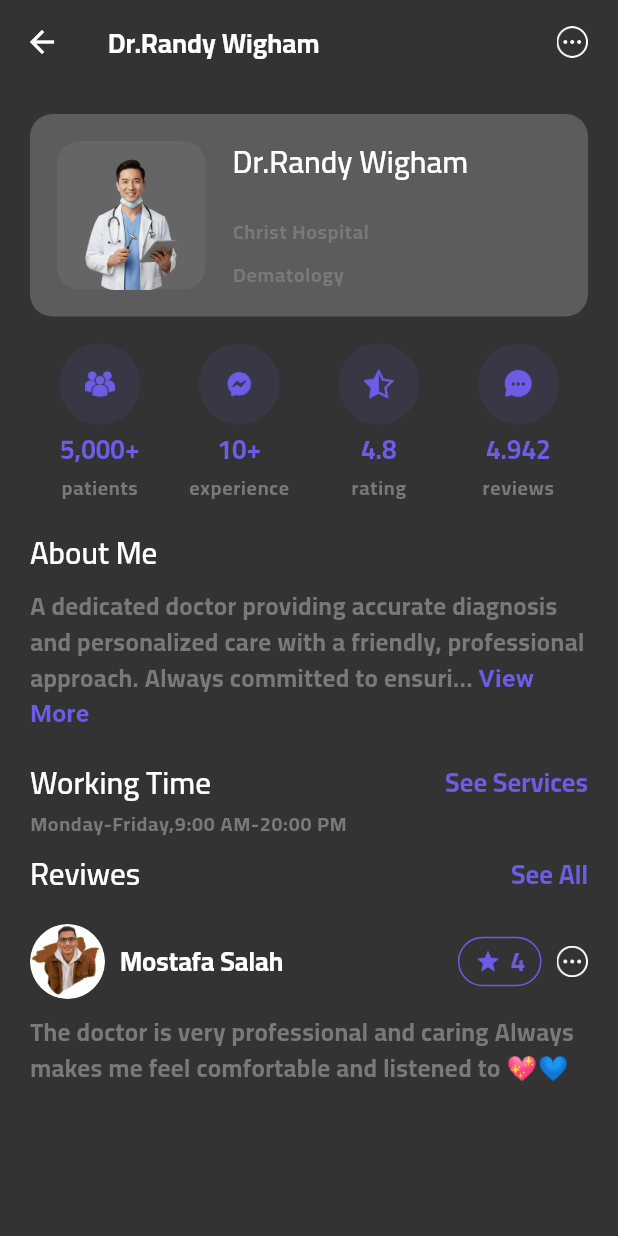
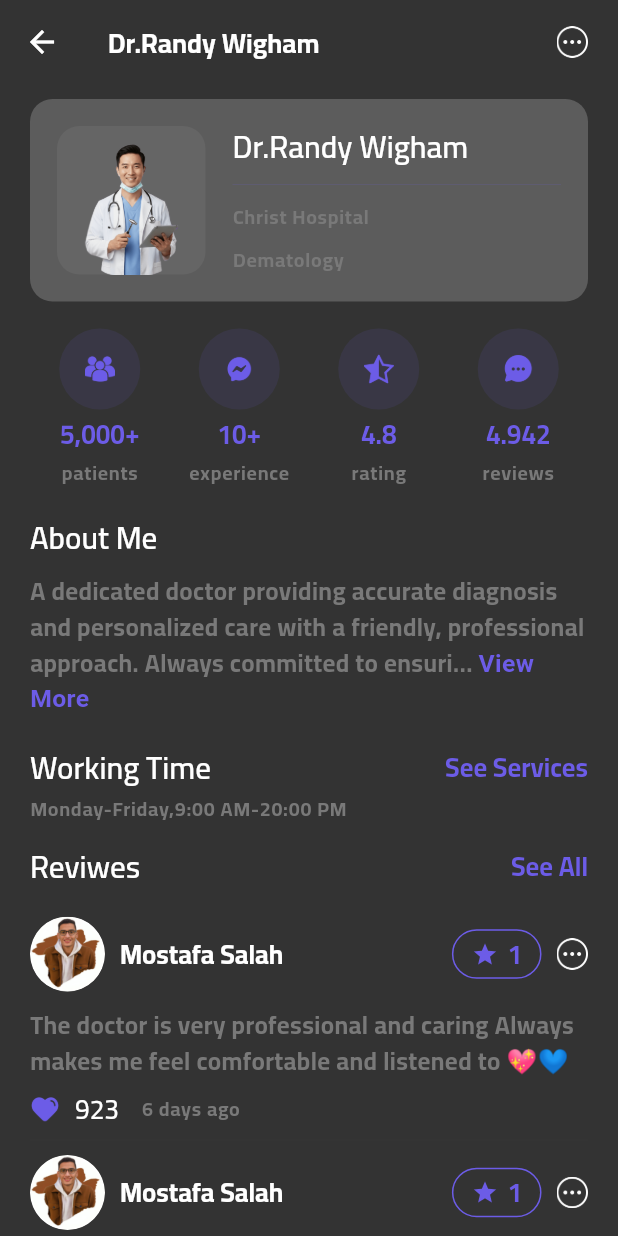
Before and after one commit to WASLA-Graduation/Wasla_App, a Flutter app: the DoctorDetailsView screen opened by its route, on a phone screen of 412 x 824 dp. Run offline on Flutter 3.47's test engine with Material 3 defaults, Android fonts, the phone set to English and light mode, and no system bars; drawn by our look-alikes of readmore; our stand-ins replace cached_network_image, dartz, date_picker_timeline, dio, file_picker, flutter_bloc and 12 more; accounts and stored records are empty.

Commit message:
finish ui of doctor review widget

```diff
--- a/lib/core/config/routes/app_router.dart
+++ b/lib/core/config/routes/app_router.dart
@@ -2,6 +2,7 @@ import 'package:flutter/material.dart';
 import 'package:flutter_bloc/flutter_bloc.dart';
 import 'package:wasla/core/config/routes/app_routes.dart';
 import 'package:wasla/features/doctor_service/features/service/presentation/views/doctor_add_service_view.dart';
+import 'package:wasla/features/resident_service/features/doctor/presentation/views/doctor_review_view.dart';
 import 'package:wasla/features/resident_service/features/home/data/models/user_model.dart';
 import 'package:wasla/core/service/maps/cubit/maps_helper_cubit.dart';
 import 'package:wasla/features/auth/presentation/views/auth_map_view.dart';
@@ -98,6 +99,8 @@ abstract class AppRouter {
         return MaterialPageRoute(builder: (_) => DoctorNavBarView());
       case AppRoutes.doctorAddServiceScreen:
         return MaterialPageRoute(builder: (_) => DoctorAddServiceView());
+      case AppRoutes.doctorReviewScreen:
+        return MaterialPageRoute(builder: (_) => DoctorReviewView());
 
       default:
         return MaterialPageRoute(builder: (_) => Container());
--- a/lib/core/config/routes/app_routes.dart
+++ b/lib/core/config/routes/app_routes.dart
@@ -23,4 +23,5 @@ abstract class AppRoutes {
   static const String accountChangePassScreen = '/accountChangePassScreen';
   static const String doctorNavbarScreen = '/doctorNavbarScreen';
   static const String doctorAddServiceScreen = '/doctorAddServiceScreen';
+  static const String doctorReviewScreen = '/doctorReviewScreen';
 }
--- a/lib/features/resident_service/features/doctor/presentation/manager/cubit/doctor_cubit.dart
+++ b/lib/features/resident_service/features/doctor/presentation/manager/cubit/doctor_cubit.dart
@@ -12,10 +12,18 @@ class DoctorCubit extends Cubit<DoctorState> {
   int specializationIndex = 0;
   List<bool> favouriteDocs = List.filled(10, false);
 
+
+  int ratingIndex = 0;
+
   void changeSpecializationIndex(int index) {
     specializationIndex = index;
     emit(DoctorUpdateState());
   }
+
+void changeRatingIndex(int index) {
+    ratingIndex = index;
+    emit(DoctorUpdateState());
+}
 
   void toggleFavouriteIcon({required index}) {
     favouriteDocs[index] = !favouriteDocs[index];
--- a/lib/features/resident_service/features/doctor/presentation/views/doctor_details_view.dart
+++ b/lib/features/resident_service/features/doctor/presentation/views/doctor_details_view.dart
@@ -1,6 +1,6 @@
 import 'package:flutter/material.dart';
 import 'package:wasla/core/widgets/custom_more_app_bar_widget.dart';
-import 'package:wasla/features/resident_service/features/doctor/presentation/widgets/doctor_details_body.dart';
+import 'package:wasla/features/resident_service/features/doctor/presentation/widgets/doctor_details/doctor_details_body.dart';
 
 class DoctorDetailsView extends StatelessWidget {
   const DoctorDetailsView({super.key});
--- /dev/null
+++ b/lib/features/resident_service/features/doctor/presentation/widgets/custom_doc_reviws_list.dart
@@ -0,0 +1,36 @@
+import 'package:flutter/material.dart';
+import 'package:flutter_bloc/flutter_bloc.dart';
+import 'package:wasla/core/utils/app_colors.dart';
+import 'package:wasla/features/resident_service/features/doctor/presentation/manager/cubit/doctor_cubit.dart';
+import 'package:wasla/features/resident_service/features/doctor/presentation/widgets/doctor_details/custom_review_item.dart';
+
+class DoctorReviewsList extends StatelessWidget {
+  const DoctorReviewsList({super.key, required this.length, this.shrinkWrap});
+
+  final int length;
+  final bool? shrinkWrap;
+
+  @override
+  Widget build(BuildContext context) {
+    final cubit = context.read<DoctorCubit>();
+    return BlocBuilder<DoctorCubit, DoctorState>(
+      builder: (context, state) {
+        return ListView.separated(
+          padding: const EdgeInsets.only(bottom: 20),
+          shrinkWrap: shrinkWrap ?? false,
+          separatorBuilder: (context, index) => const Divider(
+            thickness: 0.019,
+            color: AppColors.gray,
+            height: 20,
+          ),
+          itemCount: length,
+          physics: NeverScrollableScrollPhysics(),
+
+          itemBuilder: (context, index) => CustomReviewItem(
+            ratingIndex: cubit.ratingIndex == 0 ? null : 6 - cubit.ratingIndex,
+          ),
+        );
+      },
+    );
+  }
+}
--- /dev/null
+++ b/lib/features/resident_service/features/doctor/presentation/widgets/custom_rating_widget.dart
@@ -0,0 +1,42 @@
+import 'package:flutter/material.dart';
+import 'package:wasla/core/utils/app_colors.dart';
+
+class CustomRatingWidget extends StatelessWidget {
+  const CustomRatingWidget({
+    super.key,
+    required this.rating,
+    required this.isSelected,
+  });
+  final String rating;
+  final bool isSelected;
+
+  @override
+  Widget build(BuildContext context) {
+    return Container(
+      padding: EdgeInsets.symmetric(vertical: 5, horizontal: 12),
+      decoration: ShapeDecoration(
+        color: isSelected ? AppColors.primaryColor : null,
+        shape: StadiumBorder(
+          side: BorderSide(width: 1, color: AppColors.primaryColor),
+        ),
+      ),
+      child: Row(
+        children: [
+          Icon(
+            Icons.star,
+            color: isSelected ? AppColors.whiteColor : AppColors.primaryColor,
+            size: 18,
+          ),
+          const SizedBox(width: 6),
+          Text(
+            rating,
+            style: Theme.of(context).textTheme.displaySmall!.copyWith(
+              color: isSelected ? AppColors.whiteColor : AppColors.primaryColor,
+              fontWeight: FontWeight.bold,
+            ),
+          ),
+        ],
+      ),
+    );
+  }
+}
--- a/lib/features/resident_service/features/doctor/presentation/widgets/doctor_details/custom_review_item.dart
+++ b/lib/features/resident_service/features/doctor/presentation/widgets/doctor_details/custom_review_item.dart
@@ -1,11 +1,15 @@
+import 'dart:math';
+
 import 'package:flutter/material.dart';
 import 'package:wasla/core/utils/app_colors.dart';
 import 'package:wasla/core/utils/assets.dart';
 import 'package:wasla/core/widgets/custom_more_app_bar_widget.dart';
 import 'package:wasla/core/widgets/readmore_text.dart';
+import 'package:wasla/features/resident_service/features/doctor/presentation/widgets/custom_rating_widget.dart';
 
 class CustomReviewItem extends StatelessWidget {
-  const CustomReviewItem({super.key});
+  const CustomReviewItem({super.key, this.ratingIndex});
+  final int? ratingIndex;
 
   @override
   Widget build(BuildContext context) {
@@ -17,7 +21,12 @@ class CustomReviewItem extends StatelessWidget {
             _leading(),
             const SizedBox(width: 10),
             Expanded(child: _title(context)),
-            _buildTrailing(context),
+            CustomRatingWidget(
+              rating: ratingIndex == null || ratingIndex == 0
+                  ? randomOneToFive().toString()
+                  : ratingIndex.toString(),
+              isSelected: false,
+            ),
             const SizedBox(width: 10),
             CustomMoreAppBarWidget(rightPadding: 0),
           ],
@@ -27,31 +36,32 @@ class CustomReviewItem extends StatelessWidget {
           text:
               "The doctor is very professional and caring Always makes me feel comfortable and listened to 💖💙",
         ),
+
+        _buildReactionWidget(context),
       ],
     );
   }
 
-  Container _buildTrailing(BuildContext context) {
-    return Container(
-      padding: EdgeInsets.symmetric(vertical: 5, horizontal: 10),
-      decoration: ShapeDecoration(
-        shape: StadiumBorder(
-          side: BorderSide(width: 1, color: AppColors.primaryColor),
+  int randomOneToFive() {
+    final r = Random();
+    return 1 + r.nextInt(5); // nextInt(5) => 0..4
+  }
+
+  Row _buildReactionWidget(BuildContext context) {
+    return Row(
+      children: [
+        Image.asset(
+          Assets.assetsImagesFavourite,
+          color: AppColors.primaryColor,
+          height: 20,
         ),
-      ),
-      child: Row(
-        children: [
-          Icon(Icons.star, color: AppColors.primaryColor, size: 18),
-          const SizedBox(width: 6),
-          Text(
-            "4",
-            style: Theme.of(context).textTheme.displaySmall!.copyWith(
-              color: AppColors.primaryColor,
-              fontWeight: FontWeight.bold,
-            ),
-          ),
-        ],
-      ),
+        const SizedBox(width: 10),
+
+        Text("923", style: Theme.of(context).textTheme.displaySmall),
+        const SizedBox(width: 15),
+
+        Text("6 days ago", style: Theme.of(context).textTheme.labelSmall),
+      ],
     );
   }
 
--- a/lib/features/resident_service/features/doctor/presentation/widgets/doctor_details/custom_text_identfier_widget.dart
+++ b/lib/features/resident_service/features/doctor/presentation/widgets/doctor_details/custom_text_identfier_widget.dart
@@ -4,10 +4,12 @@ import 'package:wasla/core/utils/app_colors.dart';
 class TextDetailsIdentfierWidget extends StatelessWidget {
   final String leading;
   final String trailing;
+  final VoidCallback? onTap;
   const TextDetailsIdentfierWidget({
     super.key,
     required this.leading,
     required this.trailing,
+    this.onTap,
   });
 
   @override
@@ -18,11 +20,15 @@ class TextDetailsIdentfierWidget extends StatelessWidget {
         Text(leading, style: Theme.of(context).textTheme.headlineMedium),
         FittedBox(
           fit: BoxFit.scaleDown,
-          child: Text(
-            trailing,
-            style: Theme.of(context).textTheme.displaySmall!.copyWith(
-              color: AppColors.primaryColor,
-              fontWeight: FontWeight.bold,
+          child: InkWell(
+            onTap: onTap,
+
+            child: Text(
+              trailing,
+              style: Theme.of(context).textTheme.displaySmall!.copyWith(
+                color: AppColors.primaryColor,
+                fontWeight: FontWeight.bold,
+              ),
             ),
           ),
         ),
--- a/lib/features/resident_service/features/doctor/presentation/widgets/doctor_details_body.dart
+++ b/lib/features/resident_service/features/doctor/presentation/widgets/doctor_details/doctor_details_body.dart
@@ -1,8 +1,10 @@
 import 'package:flutter/material.dart';
+import 'package:wasla/core/config/routes/app_routes.dart';
+import 'package:wasla/core/extensions/custom_navigator_extension.dart';
 import 'package:wasla/core/widgets/readmore_text.dart';
+import 'package:wasla/features/resident_service/features/doctor/presentation/widgets/custom_doc_reviws_list.dart';
 import 'package:wasla/features/resident_service/features/doctor/presentation/widgets/doctor_details/custom_circle_with_data_list.dart';
 import 'package:wasla/features/resident_service/features/doctor/presentation/widgets/doctor_details/custom_details_card_widget.dart';
-import 'package:wasla/features/resident_service/features/doctor/presentation/widgets/doctor_details/custom_review_item.dart';
 import 'package:wasla/features/resident_service/features/doctor/presentation/widgets/doctor_details/custom_text_identfier_widget.dart';
 
 class DoctorDetailsBody extends StatelessWidget {
@@ -11,7 +13,7 @@ class DoctorDetailsBody extends StatelessWidget {
   @override
   Widget build(BuildContext context) {
     return ListView(
-      padding: const EdgeInsets.only(top: 20, right: 20, left: 20),
+      padding: const EdgeInsets.only(top: 10, right: 20, left: 20),
       children: [
         CustomDoctorDatailsCardWeiget(),
         const SizedBox(height: 18),
@@ -34,10 +36,16 @@ class DoctorDetailsBody extends StatelessWidget {
           "Monday-Friday,9:00 AM-20:00 PM",
           style: Theme.of(context).textTheme.labelSmall,
         ),
-        const SizedBox(height: 10),
-        TextDetailsIdentfierWidget(leading: "Reviwes", trailing: "See All"),
+        const SizedBox(height: 15),
+        TextDetailsIdentfierWidget(
+          leading: "Reviwes",
+          trailing: "See All",
+          onTap: () {
+            context.pushScreen(AppRoutes.doctorReviewScreen);
+          },
+        ),
         const SizedBox(height: 20),
-        CustomReviewItem(),
+        DoctorReviewsList(length: 3, shrinkWrap: true),
       ],
     );
   }
```
Also changed, not shown: lib/features/resident_service/features/doctor/presentation/views/doctor_review_view.dart (added, +23 -0 lines), lib/features/resident_service/features/doctor/presentation/widgets/doctor_review/custom_rating_list.dart (added, +34 -0 lines), lib/features/resident_service/features/doctor/presentation/widgets/doctor_review/doctor_review_body.dart (added, +20 -0 lines).
